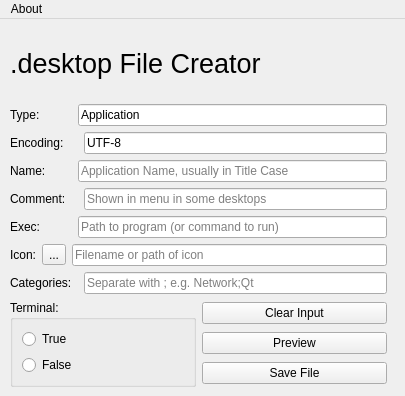
First picture: the form in mainwindow.ui, repository OpenCubeSoftware/DesktopFileCreator, before the edit.
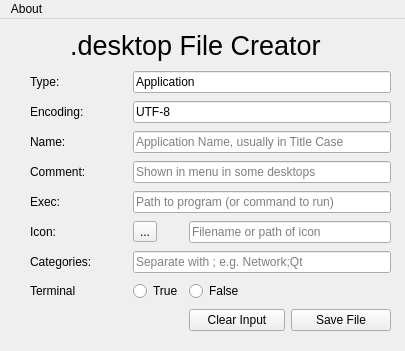
Second picture: the form after the edit. Icons and pictures are not drawn.

```diff
--- a/mainwindow.ui
+++ b/mainwindow.ui
@@ -7,25 +7,26 @@
     <x>0</x>
     <y>0</y>
     <width>405</width>
-    <height>396</height>
+    <height>351</height>
    </rect>
   </property>
   <property name="windowTitle">
-   <string>MainWindow</string>
+   <string>.desktop File Creator</string>
+  </property>
+  <property name="windowIcon">
+   <iconset resource="resources.qrc">
+    <normaloff>:/images/video-display.png</normaloff>:/images/video-display.png</iconset>
   </property>
   <widget class="QWidget" name="centralwidget">
-   <widget class="QWidget" name="">
-    <property name="geometry">
-     <rect>
-      <x>10</x>
-      <y>10</y>
-      <width>377</width>
-      <height>358</height>
-     </rect>
-    </property>
-    <layout class="QVBoxLayout" name="mainVLayout">
-     <item>
       <widget class="QLabel" name="label">
+    <property name="geometry">
+     <rect>
+      <x>70</x>
+      <y>10</y>
+      <width>257</width>
+      <height>32</height>
+     </rect>
+    </property>
        <property name="font">
         <font>
          <pointsize>20</pointsize>
@@ -35,173 +36,182 @@
         <string>.desktop File Creator</string>
        </property>
       </widget>
-     </item>
-     <item>
-      <layout class="QGridLayout" name="gridLayout">
-       <item row="5" column="2" colspan="3">
-        <widget class="QLineEdit" name="txtIcon">
-         <property name="placeholderText">
-          <string>Filename or path of icon</string>
-         </property>
-        </widget>
-       </item>
-       <item row="3" column="0" colspan="4">
-        <widget class="QLabel" name="label_5">
+   <widget class="QWidget" name="">
+    <property name="geometry">
+     <rect>
+      <x>10</x>
+      <y>50</y>
+      <width>381</width>
+      <height>264</height>
+     </rect>
+    </property>
+    <layout class="QGridLayout" name="gridLayout" columnminimumwidth="0,0,0,0,100">
+     <item row="7" column="2">
+      <widget class="QRadioButton" name="rbTerminalTrue">
          <property name="text">
-          <string>Comment: </string>
+        <string>True</string>
          </property>
         </widget>
        </item>
-       <item row="5" column="0">
-        <widget class="QLabel" name="label_7">
+     <item row="7" column="3">
+      <widget class="QRadioButton" name="rbTerminalFalse">
          <property name="text">
-          <string>Icon:</string>
+        <string>False</string>
          </property>
         </widget>
        </item>
-       <item row="1" column="4">
-        <widget class="QLineEdit" name="txtEncoding">
-         <property name="text">
-          <string>UTF-8</string>
-         </property>
-        </widget>
-       </item>
-       <item row="2" column="0" colspan="3">
-        <widget class="QLabel" name="label_4">
-         <property name="text">
-          <string>Name:</string>
-         </property>
-        </widget>
-       </item>
-       <item row="0" column="0" colspan="3">
-        <widget class="QLabel" name="label_2">
-         <property name="text">
-          <string>Type: </string>
-         </property>
-        </widget>
-       </item>
-       <item row="4" column="0" colspan="3">
-        <widget class="QLabel" name="label_6">
-         <property name="text">
-          <string>Exec:</string>
-         </property>
-        </widget>
-       </item>
-       <item row="6" column="0" colspan="4">
-        <widget class="QLabel" name="label_8">
-         <property name="text">
-          <string>Categories:</string>
-         </property>
-        </widget>
-       </item>
-       <item row="1" column="0" colspan="4">
-        <widget class="QLabel" name="label_3">
-         <property name="text">
-          <string>Encoding:</string>
-         </property>
-        </widget>
-       </item>
-       <item row="3" column="4">
+     <item row="3" column="2" colspan="3">
         <widget class="QLineEdit" name="txtComment">
          <property name="placeholderText">
           <string>Shown in menu in some desktops</string>
          </property>
         </widget>
        </item>
-       <item row="6" column="4">
-        <widget class="QLineEdit" name="txtCategories">
-         <property name="text">
-          <string/>
-         </property>
-         <property name="placeholderText">
-          <string>Separate with ; e.g. Network;Qt</string>
-         </property>
-        </widget>
-       </item>
-       <item row="2" column="3" colspan="2">
+     <item row="2" column="2" colspan="3">
         <widget class="QLineEdit" name="txtName">
          <property name="placeholderText">
           <string>Application Name, usually in Title Case</string>
          </property>
         </widget>
        </item>
-       <item row="4" column="3" colspan="2">
-        <widget class="QLineEdit" name="txtExec">
-         <property name="placeholderText">
-          <string>Path to program (or command to run)</string>
-         </property>
-        </widget>
-       </item>
-       <item row="0" column="3" colspan="2">
+     <item row="0" column="2" colspan="3">
         <widget class="QLineEdit" name="txtType">
          <property name="text">
           <string>Application</string>
          </property>
         </widget>
        </item>
-       <item row="5" column="1">
+     <item row="5" column="3" colspan="2">
+      <widget class="QLineEdit" name="txtIcon">
+       <property name="placeholderText">
+        <string>Filename or path of icon</string>
+       </property>
+      </widget>
+     </item>
+     <item row="6" column="2" colspan="3">
+      <widget class="QLineEdit" name="txtCategories">
+       <property name="text">
+        <string/>
+       </property>
+       <property name="placeholderText">
+        <string>Separate with ; e.g. Network;Qt</string>
+       </property>
+      </widget>
+     </item>
+     <item row="1" column="2" colspan="3">
+      <widget class="QLineEdit" name="txtEncoding">
+       <property name="text">
+        <string>UTF-8</string>
+       </property>
+      </widget>
+     </item>
+     <item row="5" column="2">
         <widget class="QToolButton" name="btnIconFile">
          <property name="text">
           <string>...</string>
          </property>
+       <property name="icon">
+        <iconset>
+         <normalon>:/images/document-open.png</normalon>
+        </iconset>
+       </property>
          <property name="popupMode">
           <enum>QToolButton::InstantPopup</enum>
          </property>
         </widget>
        </item>
-      </layout>
-     </item>
-     <item>
-      <layout class="QHBoxLayout" name="horizontalLayout_8">
-       <item>
-        <widget class="QGroupBox" name="groupBox">
-         <property name="title">
-          <string>Terminal:</string>
-         </property>
-         <layout class="QVBoxLayout" name="verticalLayout">
-          <item>
-           <widget class="QRadioButton" name="rbTerminalTrue">
-            <property name="text">
-             <string>True</string>
-            </property>
-           </widget>
-          </item>
-          <item>
-           <widget class="QRadioButton" name="rbTerminalFalse">
-            <property name="text">
-             <string>False</string>
-            </property>
-           </widget>
-          </item>
-         </layout>
-        </widget>
-       </item>
-       <item>
-        <layout class="QVBoxLayout" name="verticalLayout_2">
-         <item>
+     <item row="4" column="2" colspan="3">
+      <widget class="QLineEdit" name="txtExec">
+       <property name="placeholderText">
+        <string>Path to program (or command to run)</string>
+       </property>
+      </widget>
+     </item>
+     <item row="8" column="3">
           <widget class="QPushButton" name="btnClear">
            <property name="text">
             <string>Clear Input</string>
            </property>
           </widget>
          </item>
-         <item>
-          <widget class="QPushButton" name="btnPreview">
-           <property name="text">
-            <string>Preview</string>
-           </property>
-          </widget>
-         </item>
-         <item>
+     <item row="8" column="4">
           <widget class="QPushButton" name="btnSaveFile">
            <property name="text">
             <string>Save File</string>
            </property>
           </widget>
          </item>
-        </layout>
-       </item>
-      </layout>
+     <item row="7" column="1">
+      <widget class="QLabel" name="label_9">
+       <property name="text">
+        <string>Terminal</string>
+       </property>
+      </widget>
+     </item>
+     <item row="6" column="1">
+      <widget class="QLabel" name="label_8">
+       <property name="text">
+        <string>Categories:</string>
+       </property>
+      </widget>
+     </item>
+     <item row="5" column="1">
+      <widget class="QLabel" name="label_7">
+       <property name="text">
+        <string>Icon:</string>
+       </property>
+      </widget>
+     </item>
+     <item row="4" column="1">
+      <widget class="QLabel" name="label_6">
+       <property name="text">
+        <string>Exec:</string>
+       </property>
+      </widget>
+     </item>
+     <item row="3" column="1">
+      <widget class="QLabel" name="label_5">
+       <property name="text">
+        <string>Comment: </string>
+       </property>
+      </widget>
+     </item>
+     <item row="2" column="1">
+      <widget class="QLabel" name="label_4">
+       <property name="text">
+        <string>Name:</string>
+       </property>
+      </widget>
+     </item>
+     <item row="1" column="1">
+      <widget class="QLabel" name="label_3">
+       <property name="text">
+        <string>Encoding:</string>
+       </property>
+      </widget>
+     </item>
+     <item row="8" column="0">
+      <spacer name="horizontalSpacer">
+       <property name="orientation">
+        <enum>Qt::Horizontal</enum>
+       </property>
+       <property name="sizeType">
+        <enum>QSizePolicy::Fixed</enum>
+       </property>
+       <property name="sizeHint" stdset="0">
+        <size>
+         <width>20</width>
+         <height>20</height>
+        </size>
+       </property>
+      </spacer>
+     </item>
+     <item row="0" column="1">
+      <widget class="QLabel" name="label_2">
+       <property name="text">
+        <string>Type: </string>
+       </property>
+      </widget>
      </item>
     </layout>
    </widget>
@@ -225,7 +235,7 @@
   </widget>
   <action name="actionAbout_desktop_File_Creator">
    <property name="text">
-    <string>About .desktop File Creator</string>
+    <string>About this program</string>
    </property>
   </action>
  </widget>
```
Left out of the diff: 18 changed lines with no effect on the pictures. Lines whose indentation alone changed are shown as unchanged.
